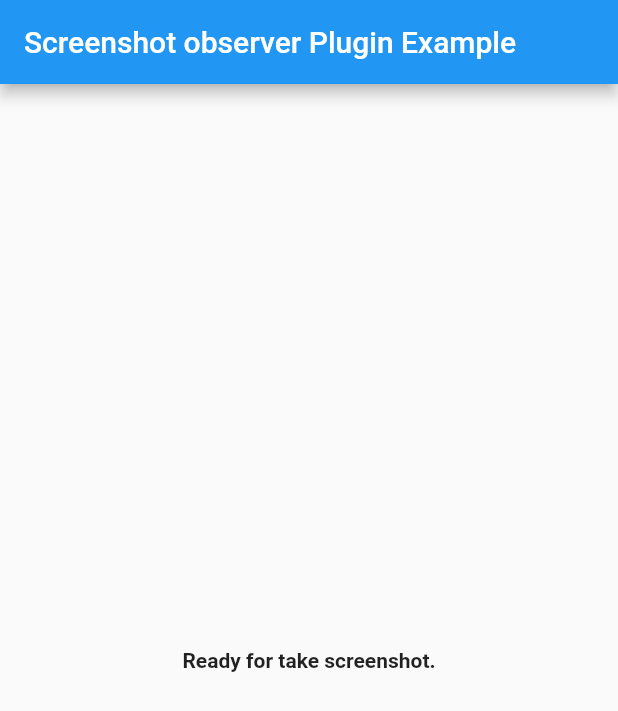
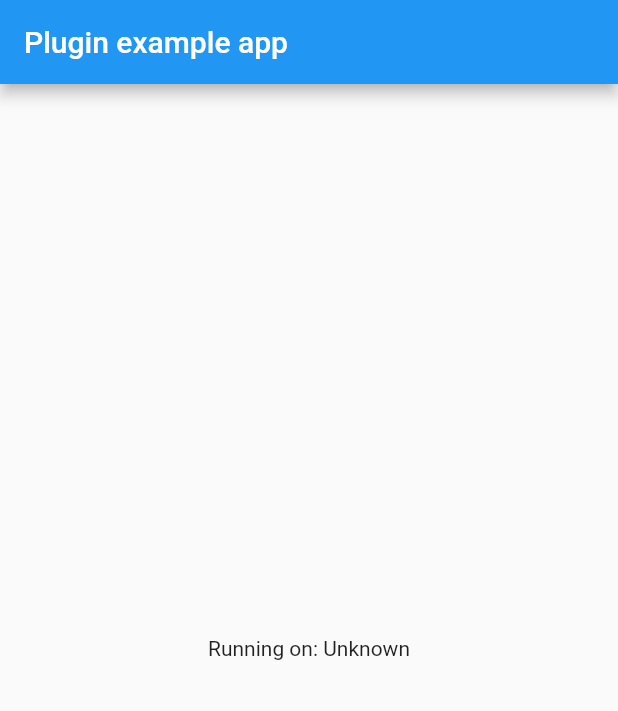
Before and after one commit to BirbalJaat/screenshot_observer_plugin, a Flutter app: the screen it shows after launch, on a phone screen of 412 x 824 dp. Shown: the top 711 px of the screen. Run offline on Flutter 3.47's test engine with Material 2 defaults, Android fonts, the phone set to English and light mode, and no system bars; our stand-ins replace permission_handler.

Commit message:
issue resolved from screenshot observers plugin

```diff
--- a/example/lib/main.dart
+++ b/example/lib/main.dart
@@ -12,45 +12,23 @@ class MyApp extends StatefulWidget {
 }
 
 class _MyAppState extends State<MyApp> {
-  String text = "Ready for take screenshot.";
-  late ScreenshotObserverPlugin screenshotCallback;
+  String _platformVersion = 'Unknown';
 
   @override
   void initState() {
     super.initState();
-    initScreenshotCallback();
   }
 
-  //It must be created after permission is granted.
-  Future<void> initScreenshotCallback() async {
-    screenshotCallback = ScreenshotObserverPlugin();
-    screenshotCallback.addListenerCallback(() {
-      setState(() {
-        text = "Screenshot callback will trigger here...";
-      });
-    });
-
-  }
-
-
-  @override
-  void dispose() {
-    screenshotCallback.dispose();
-    super.dispose();
-  }
 
   @override
   Widget build(BuildContext context) {
     return MaterialApp(
       home: Scaffold(
         appBar: AppBar(
-          title: const Text('Screenshot observer Plugin Example'),
+          title: const Text('Plugin example app'),
         ),
         body: Center(
-          child: Text(text,
-              style: TextStyle(
-                fontWeight: FontWeight.bold,
-              )),
+          child: Text('Running on: $_platformVersion\n'),
         ),
       ),
     );
--- a/pubspec.yaml
+++ b/pubspec.yaml
@@ -1,6 +1,6 @@
 name: screenshot_observer_plugin
 description: A plugin created for ios and android
-version: 0.0.7
+version: 0.0.8
 homepage: https://github.com/BirbalJaat/screenshot_observer_plugin
 
 
```
Also changed, not shown: 3 other files.
